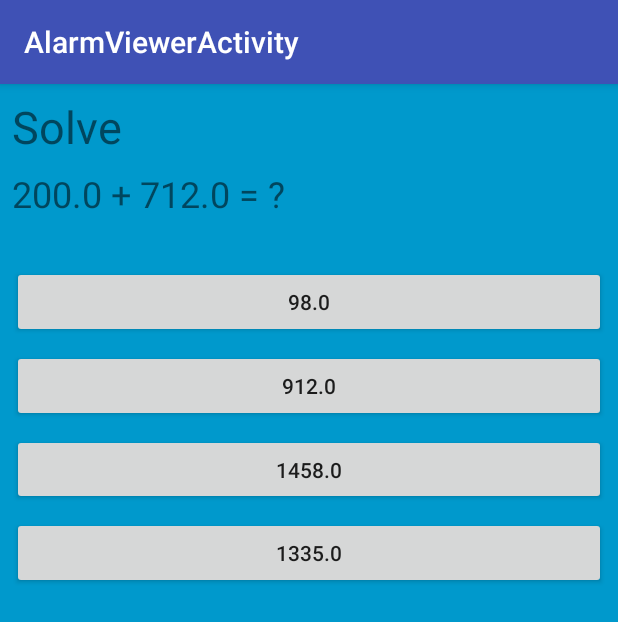
After one commit to n256Coding/CrazyAlarm, an Android app: the AlarmViewerActivity screen opened directly, with no data from a screen before it, on a phone screen of 412 x 824 dp. The commit adds this screen. Shown: the top 622 px of the screen. Run offline under Robolectric (Android 15) with nearby library versions, the phone set to English and light mode, and no system bars.

Commit message:
Working prototype with some basic functionality.

```diff
--- a/app/build.gradle
+++ b/app/build.gradle
@@ -22,7 +22,10 @@ dependencies {
     implementation fileTree(dir: 'libs', include: ['*.jar'])
     implementation 'com.android.support:appcompat-v7:26.1.0'
     implementation 'com.android.support.constraint:constraint-layout:1.0.2'
+    implementation 'com.android.support:support-v4:26.1.0'
     testImplementation 'junit:junit:4.12'
     androidTestImplementation 'com.android.support.test:runner:1.0.1'
     androidTestImplementation 'com.android.support.test.espresso:espresso-core:3.0.1'
+    implementation 'com.android.support:recyclerview-v7:26.1.0'
+    implementation 'com.android.support:design:26.1.0'
 }
--- /dev/null
+++ b/app/src/main/java/com/n256coding/crazyalarm/AlarmViewerActivity.java
@@ -0,0 +1,101 @@
+package com.n256coding.crazyalarm;
+
+import android.os.Bundle;
+import android.support.annotation.Nullable;
+import android.support.v7.app.AppCompatActivity;
+import android.view.View;
+import android.widget.Button;
+import android.widget.TextView;
+import android.widget.Toast;
+
+import com.n256coding.crazyalarm.helper.MathEquation;
+
+
+public class AlarmViewerActivity extends AppCompatActivity {
+    TextView tvEquation;
+    Button btnAnswer1, btnAnswer2, btnAnswer3, btnAnswer4;
+    MathEquation mathEquation;
+    String correctAnswerHint, wrongAnswerHint;
+
+    @Override
+    protected void onCreate(@Nullable Bundle savedInstanceState) {
+        super.onCreate(savedInstanceState);
+        setContentView(R.layout.activity_alarm_viewer);
+
+        tvEquation = findViewById(R.id.tv_Equation);
+        btnAnswer1 = findViewById(R.id.btn_ans1);
+        btnAnswer2 = findViewById(R.id.btn_ans2);
+        btnAnswer3 = findViewById(R.id.btn_ans3);
+        btnAnswer4 = findViewById(R.id.btn_ans4);
+        mathEquation = new MathEquation();
+        correctAnswerHint = "You are genius!, Lets wake up";
+        wrongAnswerHint = "You cannot giveaway!, Try .....";
+
+        fillEquationInfo();
+
+        btnAnswer1.setOnClickListener(new View.OnClickListener() {
+            @Override
+            public void onClick(View view) {
+                if(btnAnswer1.getText().equals(String.valueOf(mathEquation.getCorrectAnswer()))){
+                    Toast.makeText(AlarmViewerActivity.this, correctAnswerHint, Toast.LENGTH_LONG).show();
+                    finish();
+                }
+                else{
+                    Toast.makeText(AlarmViewerActivity.this, wrongAnswerHint, Toast.LENGTH_LONG).show();
+                    fillEquationInfo();
+                }
+            }
+        });
+
+        btnAnswer2.setOnClickListener(new View.OnClickListener() {
+            @Override
+            public void onClick(View view) {
+                if(btnAnswer2.getText().equals(String.valueOf(mathEquation.getCorrectAnswer()))){
+                    Toast.makeText(AlarmViewerActivity.this, correctAnswerHint, Toast.LENGTH_LONG).show();
+                    finish();
+                }
+                else{
+                    Toast.makeText(AlarmViewerActivity.this, wrongAnswerHint, Toast.LENGTH_LONG).show();
+                    fillEquationInfo();
+                }
+            }
+        });
+
+        btnAnswer3.setOnClickListener(new View.OnClickListener() {
+            @Override
+            public void onClick(View view) {
+                if(btnAnswer3.getText().equals(String.valueOf(mathEquation.getCorrectAnswer()))){
+                    Toast.makeText(AlarmViewerActivity.this, correctAnswerHint, Toast.LENGTH_LONG).show();
+                    finish();
+                }
+                else{
+                    Toast.makeText(AlarmViewerActivity.this, wrongAnswerHint, Toast.LENGTH_LONG).show();
+                    fillEquationInfo();
+                }
+            }
+        });
+
+        btnAnswer4.setOnClickListener(new View.OnClickListener() {
+            @Override
+            public void onClick(View view) {
+                if(btnAnswer4.getText().equals(String.valueOf(mathEquation.getCorrectAnswer()))){
+                    Toast.makeText(AlarmViewerActivity.this, correctAnswerHint, Toast.LENGTH_LONG).show();
+                    finish();
+                }
+                else{
+                    Toast.makeText(AlarmViewerActivity.this, wrongAnswerHint, Toast.LENGTH_LONG).show();
+                    fillEquationInfo();
+                }
+            }
+        });
+    }
+
+    private void fillEquationInfo(){
+        mathEquation.refreshEquation();
+        tvEquation.setText(mathEquation.toString().concat(" = ?"));
+        btnAnswer1.setText(String.valueOf(mathEquation.getAnswerChoices()[0]));
+        btnAnswer2.setText(String.valueOf(mathEquation.getAnswerChoices()[1]));
+        btnAnswer3.setText(String.valueOf(mathEquation.getAnswerChoices()[2]));
+        btnAnswer4.setText(String.valueOf(mathEquation.getAnswerChoices()[3]));
+    }
+}
--- /dev/null
+++ b/app/src/main/java/com/n256coding/crazyalarm/helper/MathEquation.java
@@ -0,0 +1,93 @@
+package com.n256coding.crazyalarm.helper;
+
+
+import java.util.Random;
+
+public class MathEquation {
+    private Random random;
+    private double[] equation;
+    private String mathOperator;
+    private double[] answers;
+
+    public MathEquation() {
+        random = new Random();
+        equation = new double[3];
+        answers = new double[4];
+        generateEquation();
+    }
+
+    public void generateEquation() {
+        equation[0] = random.nextInt(1000);
+        equation[1] = random.nextInt(1000);
+        mathOperator = generateMathOperator();
+        switch (mathOperator) {
+            case "+":
+                equation[2] = equation[0] + equation[1];
+                break;
+            case "-":
+                equation[2] = equation[0] - equation[1];
+                break;
+            case "*":
+                equation[2] = equation[0] * equation[1];
+        }
+        generateAnswers();
+    }
+
+    public String generateMathOperator(){
+        switch (random.nextInt(3)) {
+            case 0:
+                return "+";
+            case 1:
+                return "-";
+            case 2:
+                return "*";
+            default:
+                return "";
+        }
+    }
+
+    public double[] generateAnswers() {
+
+        int correctAnswerPosition = random.nextInt(4);
+        for (int i = 0; i < answers.length; i++) {
+            if (i != correctAnswerPosition) {
+                answers[i] = getRelatedNumber(equation[2]);
+            }
+            else{
+                answers[i] = equation[2];
+            }
+        }
+        return answers;
+    }
+
+    public double getRelatedNumber(double number) {
+        switch (random.nextInt(3)) {
+            case 0:
+                number = number + random.nextInt((int) Math.abs(number));
+                break;
+            case 1:
+                number = number - random.nextInt((int) Math.abs(number));
+                break;
+            case 2:
+                number = number * random.nextInt((int) Math.abs(number));
+        }
+        return number;
+    }
+
+    public void refreshEquation(){
+        generateEquation();
+    }
+
+    public double getCorrectAnswer(){
+        return equation[2];
+    }
+
+    public double[] getAnswerChoices(){
+        return answers;
+    }
+
+    @Override
+    public String toString() {
+        return equation[0]+" "+mathOperator+" "+equation[1];
+    }
+}
--- /dev/null
+++ b/app/src/main/res/layout/activity_alarm_viewer.xml
@@ -0,0 +1,72 @@
+<android.support.constraint.ConstraintLayout xmlns:android="http://schemas.android.com/apk/res/android"
+    xmlns:app="http://schemas.android.com/apk/res-auto"
+    xmlns:tools="http://schemas.android.com/tools"
+    android:layout_width="match_parent"
+    android:layout_height="match_parent"
+    android:background="#0099cc"
+    tools:context="com.n256coding.crazyalarm.AlarmViewerActivity">
+
+
+    <Button
+        android:id="@+id/btn_ans1"
+        android:layout_width="0dp"
+        android:layout_height="wrap_content"
+        android:layout_marginEnd="8dp"
+        android:layout_marginStart="8dp"
+        android:layout_marginTop="32dp"
+        android:text="Answer1"
+        app:layout_constraintEnd_toEndOf="parent"
+        app:layout_constraintStart_toStartOf="parent"
+        app:layout_constraintTop_toBottomOf="@+id/tv_Equation" />
+
+    <TextView
+        android:id="@+id/textView"
+        android:layout_width="wrap_content"
+        android:layout_height="wrap_content"
+        android:layout_marginStart="8dp"
+        android:layout_marginTop="8dp"
+        android:text="@string/solve_title"
+        android:textSize="30sp"
+        app:layout_constraintStart_toStartOf="parent"
+        app:layout_constraintTop_toTopOf="parent" />
+
+    <TextView
+        android:id="@+id/tv_Equation"
+        android:layout_width="wrap_content"
+        android:layout_height="wrap_content"
+        android:layout_marginTop="8dp"
+        android:text="TextView"
+        android:textSize="24sp"
+        app:layout_constraintStart_toStartOf="@+id/textView"
+        app:layout_constraintTop_toBottomOf="@+id/textView" />
+
+    <Button
+        android:id="@+id/btn_ans2"
+        android:layout_width="0dp"
+        android:layout_height="wrap_content"
+        android:layout_marginTop="8dp"
+        android:text="Answer2"
+        app:layout_constraintEnd_toEndOf="@+id/btn_ans1"
+        app:layout_constraintStart_toStartOf="@+id/btn_ans1"
+        app:layout_constraintTop_toBottomOf="@+id/btn_ans1" />
+
+    <Button
+        android:id="@+id/btn_ans3"
+        android:layout_width="0dp"
+        android:layout_height="47dp"
+        android:layout_marginTop="8dp"
+        android:text="Button"
+        app:layout_constraintEnd_toEndOf="@+id/btn_ans2"
+        app:layout_constraintStart_toStartOf="@+id/btn_ans2"
+        app:layout_constraintTop_toBottomOf="@+id/btn_ans2" />
+
+    <Button
+        android:id="@+id/btn_ans4"
+        android:layout_width="0dp"
+        android:layout_height="wrap_content"
+        android:layout_marginTop="8dp"
+        android:text="Button"
+        app:layout_constraintEnd_toEndOf="@+id/btn_ans3"
+        app:layout_constraintStart_toStartOf="@+id/btn_ans3"
+        app:layout_constraintTop_toBottomOf="@+id/btn_ans3" />
+</android.support.constraint.ConstraintLayout>
--- a/app/src/main/res/values/colors.xml
+++ b/app/src/main/res/values/colors.xml
@@ -3,4 +3,6 @@
     <color name="colorPrimary">#3F51B5</color>
     <color name="colorPrimaryDark">#303F9F</color>
     <color name="colorAccent">#FF4081</color>
+
+    <color name="black_overlay">#66000000</color>
 </resources>
--- a/app/src/main/res/values/strings.xml
+++ b/app/src/main/res/values/strings.xml
@@ -1,3 +1,8 @@
 <resources>
     <string name="app_name">CrazyAlarm</string>
+
+    <string name="title_activity_alarm_viewer">AlarmViewerActivity</string>
+    <string name="dummy_button">Dummy Button</string>
+    <string name="dummy_content">DUMMY\nCONTENT</string>
+    <string name="solve_title">Solve</string>
 </resources>
--- a/app/src/main/res/values/styles.xml
+++ b/app/src/main/res/values/styles.xml
@@ -8,4 +8,16 @@
         <item name="colorAccent">@color/colorAccent</item>
     </style>
 
+    <style name="FullscreenTheme" parent="AppTheme">
+        <item name="android:actionBarStyle">@style/FullscreenActionBarStyle</item>
+        <item name="android:windowActionBarOverlay">true</item>
+        <item name="android:windowBackground">@null</item>
+        <item name="metaButtonBarStyle">?android:attr/buttonBarStyle</item>
+        <item name="metaButtonBarButtonStyle">?android:attr/buttonBarButtonStyle</item>
+    </style>
+
+    <style name="FullscreenActionBarStyle" parent="Widget.AppCompat.ActionBar">
+        <item name="android:background">@color/black_overlay</item>
+    </style>
+
 </resources>
```
Also changed, not shown: app/src/main/AndroidManifest.xml (+11 -0 lines), app/src/main/java/com/n256coding/crazyalarm/MainActivity.java (+77 -0 lines), app/src/main/java/com/n256coding/crazyalarm/adapters/CustomAdapter.java (added, +83 -0 lines), app/src/main/java/com/n256coding/crazyalarm/database/DBHelper.java (+4 -4 lines), app/src/main/java/com/n256coding/crazyalarm/helper/AlarmActivator.java (+22 -3 lines), app/src/main/java/com/n256coding/crazyalarm/helper/AlarmHandler.java (added, +8 -0 lines), app/src/main/java/com/n256coding/crazyalarm/helper/DateEx.java (+26 -0 lines), app/src/main/java/com/n256coding/crazyalarm/model/Alarm.java (+72 -9 lines), app/src/main/java/com/n256coding/crazyalarm/recievers/AlarmReceiver.java (added, +19 -0 lines), app/src/main/res/layout/activity_main.xml (+22 -0 lines), app/src/main/res/layout/list_item_alarm.xml (added, +31 -0 lines), app/src/main/res/values/attrs.xml (added, +12 -0 lines).
